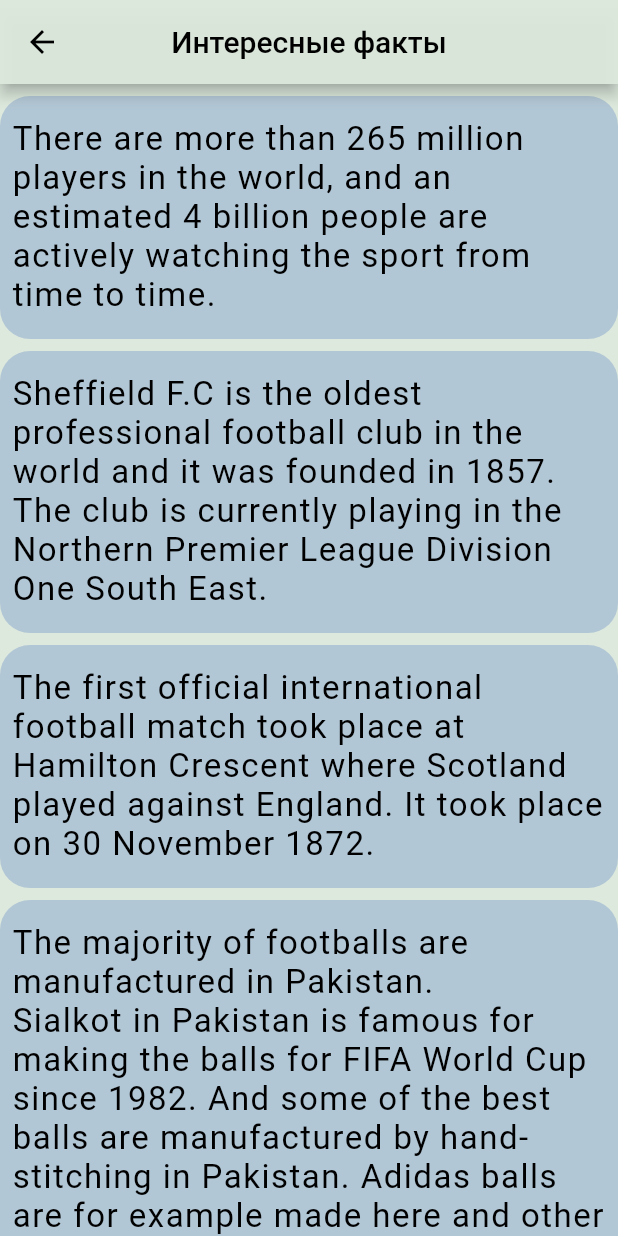
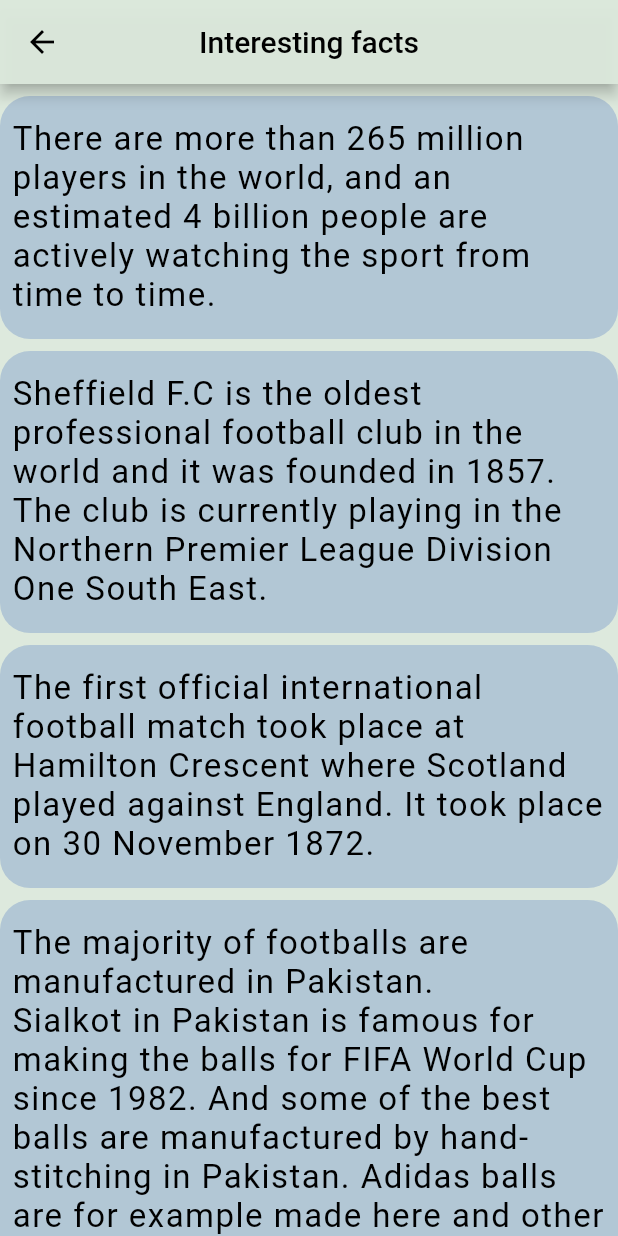
Before and after one commit to RafJeyranyan/f-facts, a Flutter app: the InterestingFactsScreen screen opened directly, on a phone screen of 412 x 824 dp. Run offline on Flutter 3.47's test engine with Material 2 defaults, Android fonts, the phone set to English and light mode, and no system bars; our stand-ins replace connectivity_plus, device_info_plus, equatable, firebase_core, firebase_remote_config, flutter_bloc and 2 more; accounts and stored records are empty.

Commit message:
Text fixes

```diff
--- a/lib/view/dummy/football/facts_screen.dart
+++ b/lib/view/dummy/football/facts_screen.dart
@@ -15,7 +15,7 @@ class InterestingFactsScreen extends StatelessWidget {
       backgroundColor: AppColors.greenBackGround,
       appBar: AppBar(
         centerTitle: true,
-        title: Text("Интересные факты",style: TextStyle(fontSize: 20,color: Colors.black),),
+        title: Text("Interesting facts",style: TextStyle(fontSize: 20,color: Colors.black),),
         leading: BackButton(color: Colors.black,),
         backgroundColor: AppColors.greenBackGround,
 
--- a/pubspec.yaml
+++ b/pubspec.yaml
@@ -43,7 +43,6 @@ dependencies:
   connectivity_plus: ^3.0.2
   device_info_plus: ^8.1.0
   firebase_remote_config: ^4.2.2
-  google_fonts: ^5.0.0
 
 
 
```
